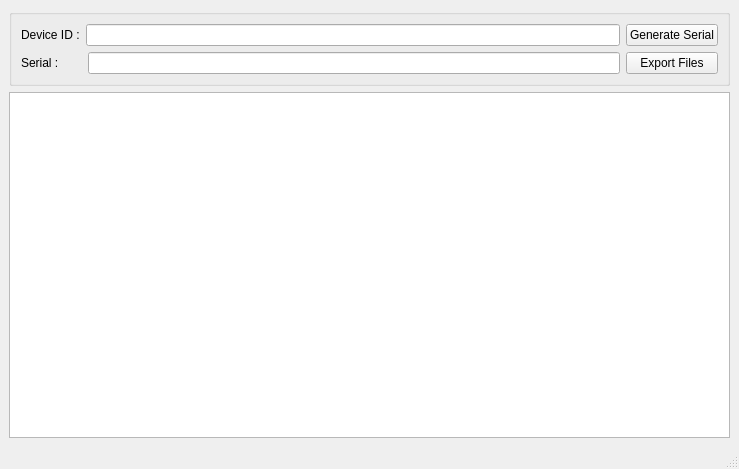
Qt form sgvcrypto.ui (gakramx/SgvCrypto) before a commit.
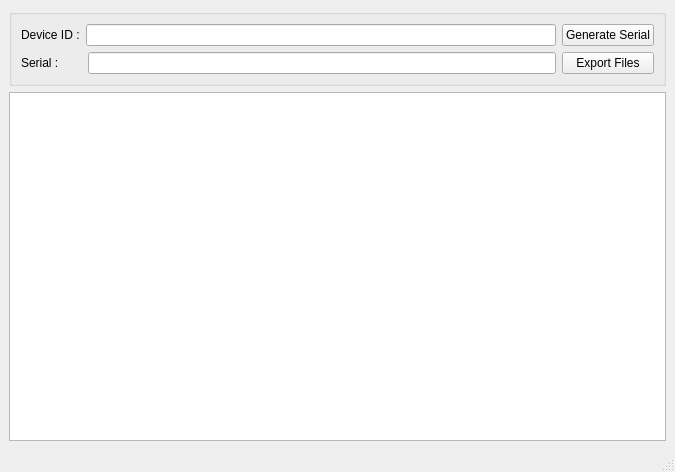
The same form after that commit.

Commit message: add enrypt function

```diff
--- a/sgvcrypto.ui
+++ b/sgvcrypto.ui
@@ -6,8 +6,8 @@
    <rect>
     <x>0</x>
     <y>0</y>
-    <width>739</width>
-    <height>469</height>
+    <width>675</width>
+    <height>472</height>
    </rect>
   </property>
   <property name="windowTitle">
```
Left out of the diff: 4 changed lines with no effect on the pictures. The commit also changes 2 other files.
